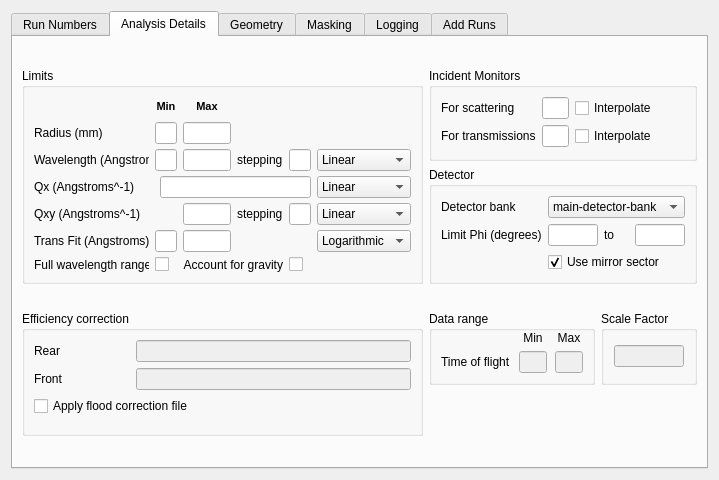
First picture: the form in Code/Mantid/MantidQt/CustomInterfaces/inc/MantidQtCustomInterfaces/SANSRunWindow.ui, repository mantidproject/mantid, before the edit.
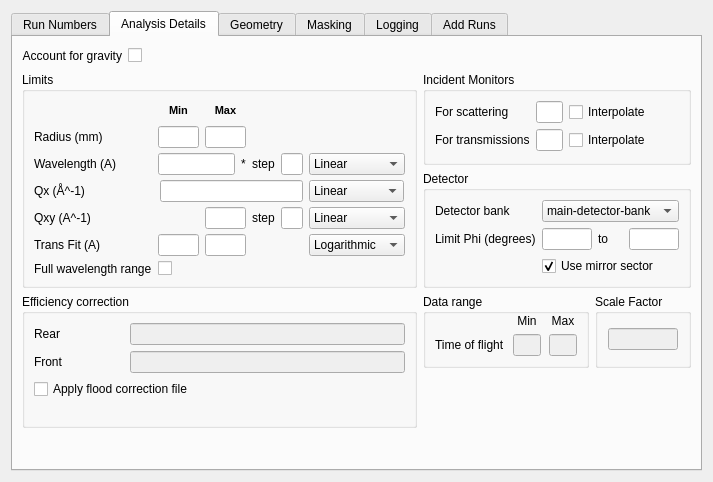
Second picture: the form after the edit. The open tabs and pages were chosen to show the change. Custom widgets are drawn as their Qt base class.

Diff of the .ui file:
```diff
--- a/Code/Mantid/MantidQt/CustomInterfaces/inc/MantidQtCustomInterfaces/SANSRunWindow.ui
+++ b/Code/Mantid/MantidQt/CustomInterfaces/inc/MantidQtCustomInterfaces/SANSRunWindow.ui
@@ -5,8 +5,8 @@
    <rect>
     <x>0</x>
     <y>0</y>
-    <width>719</width>
-    <height>480</height>
+    <width>713</width>
+    <height>482</height>
    </rect>
   </property>
   <property name="sizePolicy" >
@@ -249,9 +249,9 @@
             </item>
             <item>
              <widget class="MantidQt::MantidWidgets::InstrumentSelector" name="inst_opt" >
-              <property name="techniques" >
+              <property name="techniques" stdset="0" >
                <stringlist>
-                <string>Steve W key remove before Feb2011</string>
+                <string>Small Angle Scattering</string>
                </stringlist>
               </property>
              </widget>
@@ -1204,9 +1204,9 @@
              </widget>
             </item>
             <item row="5" column="0" >
-             <widget class="QLabel" name="label_21" >
+             <widget class="QLabel" name="qxy_lb" >
               <property name="text" >
-               <string>Qxy (Angstroms^-1)</string>
+               <string>Qxy (A^-1)</string>
               </property>
              </widget>
             </item>
@@ -1226,22 +1226,6 @@
               </property>
              </widget>
             </item>
-            <item row="2" column="1" >
-             <widget class="QLineEdit" name="wav_min" >
-              <property name="sizePolicy" >
-               <sizepolicy vsizetype="Preferred" hsizetype="Preferred" >
-                <horstretch>0</horstretch>
-                <verstretch>0</verstretch>
-               </sizepolicy>
-              </property>
-              <property name="maximumSize" >
-               <size>
-                <width>70</width>
-                <height>16777215</height>
-               </size>
-              </property>
-             </widget>
-            </item>
             <item row="1" column="2" >
              <widget class="QLineEdit" name="rad_max" >
               <property name="sizePolicy" >
@@ -1278,22 +1262,6 @@
               </property>
              </widget>
             </item>
-            <item row="2" column="2" >
-             <widget class="QLineEdit" name="wav_max" >
-              <property name="sizePolicy" >
-               <sizepolicy vsizetype="Preferred" hsizetype="Preferred" >
-                <horstretch>0</horstretch>
-                <verstretch>0</verstretch>
-               </sizepolicy>
-              </property>
-              <property name="maximumSize" >
-               <size>
-                <width>70</width>
-                <height>16777215</height>
-               </size>
-              </property>
-             </widget>
-            </item>
             <item row="5" column="2" >
              <widget class="QLineEdit" name="qy_max" >
               <property name="sizePolicy" >
@@ -1310,17 +1278,10 @@
               </property>
              </widget>
             </item>
-            <item row="2" column="3" >
-             <widget class="QLabel" name="wav_step_lbl" >
-              <property name="text" >
-               <string>stepping</string>
-              </property>
-             </widget>
-            </item>
             <item row="5" column="3" >
              <widget class="QLabel" name="qy_step_lbl" >
               <property name="text" >
-               <string>stepping</string>
+               <string>step</string>
               </property>
              </widget>
             </item>
@@ -1338,6 +1299,9 @@
                 <height>16777215</height>
                </size>
               </property>
+              <property name="toolTip" >
+               <string>The bin width of the output from convert to wavelength</string>
+              </property>
              </widget>
             </item>
             <item row="5" column="4" >
@@ -1370,6 +1334,9 @@
                 <height>0</height>
                </size>
               </property>
+              <property name="toolTip" >
+               <string>Use Plot Result (in first tab) to check overlapping</string>
+              </property>
               <item>
                <property name="text" >
                 <string>Linear</string>
@@ -1380,6 +1347,16 @@
                 <string>Logarithmic</string>
                </property>
               </item>
+              <item>
+               <property name="text" >
+                <string>Ranges Lin</string>
+               </property>
+              </item>
+              <item>
+               <property name="text" >
+                <string>Ranges Log</string>
+               </property>
+              </item>
              </widget>
             </item>
             <item row="5" column="5" >
@@ -1431,23 +1408,6 @@
               </property>
              </widget>
             </item>
-            <item row="7" column="2" colspan="2" >
-             <widget class="QLabel" name="label_23" >
-              <property name="text" >
-               <string>Account for gravity</string>
-              </property>
-              <property name="alignment" >
-               <set>Qt::AlignRight|Qt::AlignTrailing|Qt::AlignVCenter</set>
-              </property>
-             </widget>
-            </item>
-            <item row="7" column="4" >
-             <widget class="QCheckBox" name="gravity_check" >
-              <property name="text" >
-               <string/>
-              </property>
-             </widget>
-            </item>
             <item row="3" column="0" colspan="5" >
              <widget class="QStackedWidget" name="q_stack" >
               <property name="autoFillBackground" >
@@ -1554,7 +1514,7 @@
                    </size>
                   </property>
                   <property name="text" >
-                   <string>Qx (Angstroms^-1)</string>
+                   <string>Qx (Å^-1)</string>
                   </property>
                  </widget>
                 </item>
@@ -1606,16 +1566,19 @@
              </widget>
             </item>
             <item row="6" column="0" >
-             <widget class="QLabel" name="label_38" >
+             <widget class="QLabel" name="transFit_lb" >
               <property name="text" >
-               <string>Trans Fit (Angstroms)</string>
+               <string>Trans Fit (A)</string>
               </property>
              </widget>
             </item>
             <item row="2" column="0" >
-             <widget class="QLabel" name="label_16" >
+             <widget class="QLabel" name="wavlength_lb" >
+              <property name="toolTip" >
+               <string>Controls the output from convert to wavelength</string>
+              </property>
               <property name="text" >
-               <string>Wavelength (Angstroms)</string>
+               <string>Wavelength (A)</string>
               </property>
              </widget>
             </item>
@@ -1644,6 +1607,94 @@
               </item>
              </widget>
             </item>
+            <item row="2" column="1" colspan="2" >
+             <widget class="QStackedWidget" name="wav_stack" >
+              <property name="autoFillBackground" >
+               <bool>false</bool>
+              </property>
+              <property name="lineWidth" >
+               <number>1</number>
+              </property>
+              <property name="currentIndex" >
+               <number>0</number>
+              </property>
+              <widget class="QWidget" name="page_7" >
+               <layout class="QGridLayout" name="gridLayout_21" >
+                <property name="margin" >
+                 <number>0</number>
+                </property>
+                <item row="0" column="1" >
+                 <widget class="QLineEdit" name="wav_min" >
+                  <property name="sizePolicy" >
+                   <sizepolicy vsizetype="Preferred" hsizetype="Preferred" >
+                    <horstretch>0</horstretch>
+                    <verstretch>0</verstretch>
+                   </sizepolicy>
+                  </property>
+                  <property name="maximumSize" >
+                   <size>
+                    <width>70</width>
+                    <height>16777215</height>
+                   </size>
+                  </property>
+                  <property name="toolTip" >
+                   <string>Start and end wavelengths used by convert to wavelengh</string>
+                  </property>
+                 </widget>
+                </item>
+                <item row="0" column="2" >
+                 <widget class="QLineEdit" name="wav_max" >
+                  <property name="sizePolicy" >
+                   <sizepolicy vsizetype="Preferred" hsizetype="Preferred" >
+                    <horstretch>0</horstretch>
+                    <verstretch>0</verstretch>
+                   </sizepolicy>
+                  </property>
+                  <property name="maximumSize" >
+                   <size>
+                    <width>70</width>
+                    <height>16777215</height>
+                   </size>
+                  </property>
+                 </widget>
+                </item>
+               </layout>
+              </widget>
+              <widget class="QWidget" name="page_8" >
+               <layout class="QHBoxLayout" name="horizontalLayout_18" >
+                <property name="margin" >
+                 <number>0</number>
+                </property>
+                <item>
+                 <widget class="QLineEdit" name="wavRanges" >
+                  <property name="toolTip" >
+                   <string>Comma separated list of wavelength ranges. One reduction
+will always be done between the first and last ranges the
+intermediate ranges are there for comparison</string>
+                  </property>
+                 </widget>
+                </item>
+                <item>
+                 <widget class="QLabel" name="wavRanVal_lb" >
+                  <property name="text" >
+                   <string>*</string>
+                  </property>
+                  <property name="textFormat" >
+                   <enum>Qt::AutoText</enum>
+                  </property>
+                 </widget>
+                </item>
+               </layout>
+              </widget>
+             </widget>
+            </item>
+            <item row="2" column="3" >
+             <widget class="QLabel" name="wav_step_lbl" >
+              <property name="text" >
+               <string>step</string>
+              </property>
+             </widget>
+            </item>
            </layout>
           </widget>
          </item>
@@ -1833,7 +1884,7 @@
          </item>
         </layout>
        </item>
-       <item rowspan="2" row="3" column="0" >
+       <item rowspan="2" row="2" column="0" >
         <widget class="QGroupBox" name="groupBox_6" >
          <property name="title" >
           <string>Efficiency correction</string>
@@ -1892,7 +1943,7 @@
            </widget>
           </item>
           <item row="3" column="1" colspan="2" >
-           <widget class="MantidQt::MantidWidgets::MWRunFiles" name="floodFile" >
+           <widget class="MantidQt::MantidWidgets::MWRunFiles" native="1" name="floodFile" >
             <property name="findRunFiles" stdset="0" >
              <bool>false</bool>
             </property>
@@ -1914,7 +1965,7 @@
          </layout>
         </widget>
        </item>
-       <item row="3" column="1" >
+       <item row="2" column="1" >
         <layout class="QHBoxLayout" name="horizontalLayout_6" >
          <item>
           <widget class="QGroupBox" name="groupBox_3" >
@@ -2035,7 +2086,7 @@
          </item>
         </layout>
        </item>
-       <item row="4" column="1" >
+       <item row="3" column="1" >
         <spacer name="verticalSpacer_2" >
          <property name="orientation" >
           <enum>Qt::Vertical</enum>
@@ -2048,7 +2099,7 @@
          </property>
         </spacer>
        </item>
-       <item row="5" column="0" >
+       <item row="4" column="0" >
         <spacer name="verticalSpacer_5" >
          <property name="orientation" >
           <enum>Qt::Vertical</enum>
@@ -2062,43 +2113,38 @@
         </spacer>
        </item>
        <item row="0" column="0" >
-        <spacer name="verticalSpacer_11" >
-         <property name="orientation" >
-          <enum>Qt::Vertical</enum>
-         </property>
-         <property name="sizeHint" stdset="0" >
-          <size>
-           <width>20</width>
-           <height>40</height>
-          </size>
-         </property>
-        </spacer>
-       </item>
-       <item row="2" column="0" >
-        <spacer name="verticalSpacer_12" >
-         <property name="orientation" >
-          <enum>Qt::Vertical</enum>
-         </property>
-         <property name="sizeHint" stdset="0" >
-          <size>
-           <width>20</width>
-           <height>40</height>
-          </size>
-         </property>
-        </spacer>
-       </item>
-       <item row="2" column="1" >
-        <spacer name="verticalSpacer_13" >
-         <property name="orientation" >
-          <enum>Qt::Vertical</enum>
-         </property>
-         <property name="sizeHint" stdset="0" >
-          <size>
-           <width>20</width>
-           <height>40</height>
-          </size>
-         </property>
-        </spacer>
+        <layout class="QHBoxLayout" name="horizontalLayout" >
+         <item>
+          <widget class="QLabel" name="label_23" >
+           <property name="text" >
+            <string>Account for gravity</string>
+           </property>
+           <property name="alignment" >
+            <set>Qt::AlignRight|Qt::AlignTrailing|Qt::AlignVCenter</set>
+           </property>
+          </widget>
+         </item>
+         <item>
+          <widget class="QCheckBox" name="gravity_check" >
+           <property name="text" >
+            <string/>
+           </property>
+          </widget>
+         </item>
+         <item>
+          <spacer name="horizontalSpacer" >
+           <property name="orientation" >
+            <enum>Qt::Horizontal</enum>
+           </property>
+           <property name="sizeHint" stdset="0" >
+            <size>
+             <width>40</width>
+             <height>20</height>
+            </size>
+           </property>
+          </spacer>
+         </item>
+        </layout>
        </item>
       </layout>
      </widget>
```
Left out of the diff: 2 changed lines with no effect on the pictures.
